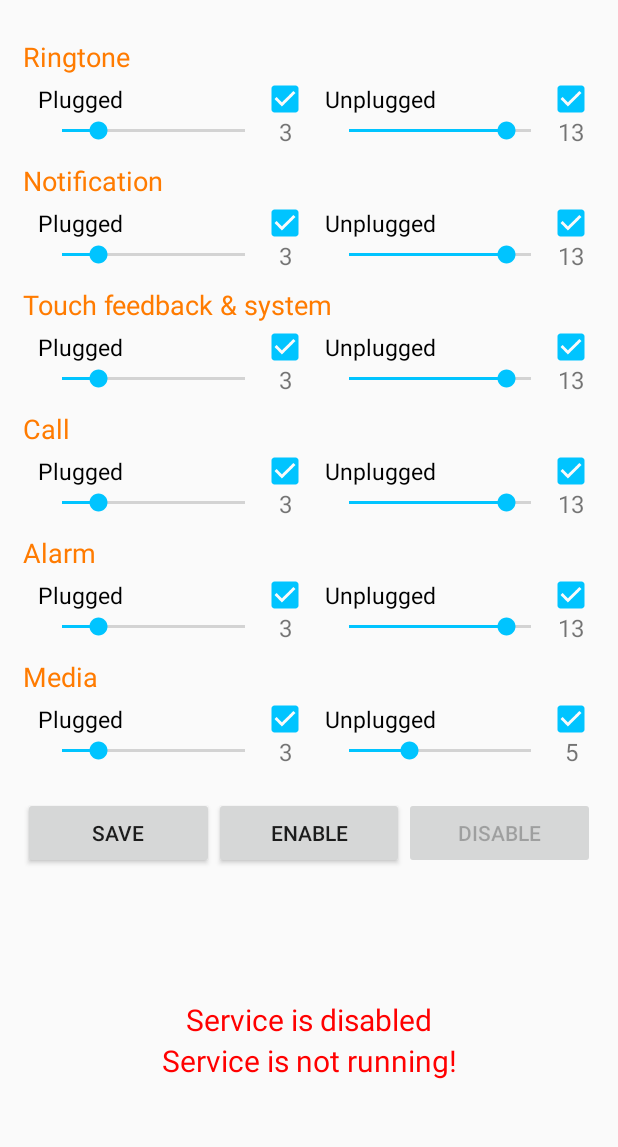
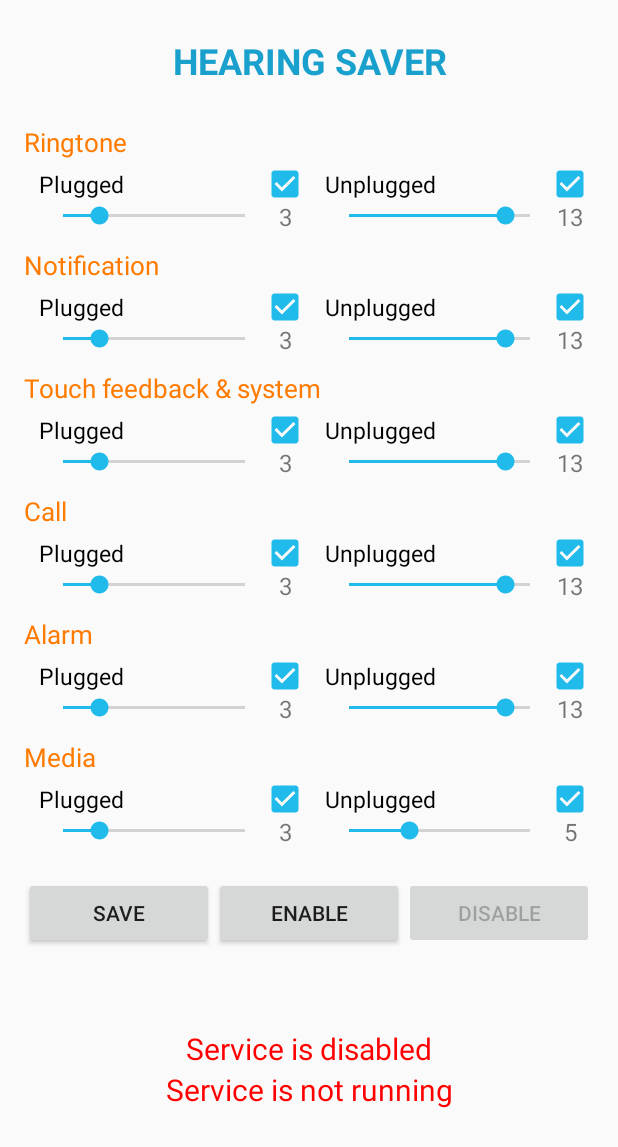
Before and after one commit to minhntp/HearingSaver, an Android app: the screen it shows after launch (MainActivity), on a phone screen of 412 x 824 dp. Shown: the top 1147 px of the screen. Run offline under Robolectric (Android 15) with nearby library versions, the phone set to English and light mode, and no system bars.

Commit message:
Upgrade sdk and gradle versions; Change colors; Add app name.

```diff
--- a/app/src/main/java/com/bkdn/nqminh/hearingsaver/activities/MainActivity.java
+++ b/app/src/main/java/com/bkdn/nqminh/hearingsaver/activities/MainActivity.java
@@ -405,7 +405,7 @@ public class MainActivity extends FragmentActivity {
 
         if (isServiceEnabled) {
             textViewSettingStatus.setText(R.string.status_service_enabled);
-            textViewSettingStatus.setTextColor(getColor(R.color.blue));
+            textViewSettingStatus.setTextColor(getColor(R.color.status));
             buttonEnable.setEnabled(false);
             buttonDisable.setEnabled(true);
         } else {
@@ -417,7 +417,7 @@ public class MainActivity extends FragmentActivity {
 
         if (Operator.getInstance(getApplicationContext()).isServiceRunning()) {
             textViewServiceStatus.setText(R.string.status_service_running);
-            textViewServiceStatus.setTextColor(getColor(R.color.blue));
+            textViewServiceStatus.setTextColor(getColor(R.color.status));
         } else {
             textViewServiceStatus.setText(R.string.status_service_not_running);
             textViewServiceStatus.setTextColor(Color.RED);
--- a/app/src/main/res/drawable/ic_launcher_foreground.xml
+++ b/app/src/main/res/drawable/ic_launcher_foreground.xml
@@ -3,7 +3,7 @@
     android:height="108dp"
     android:viewportWidth="108"
     android:viewportHeight="108"
-    android:tint="#009E99">
+    android:tint="@color/icon">
   <group android:scaleX="2.61"
       android:scaleY="2.61"
       android:translateX="22.68"
--- a/app/src/main/res/layout/activity_main.xml
+++ b/app/src/main/res/layout/activity_main.xml
@@ -3,7 +3,22 @@
     xmlns:app="http://schemas.android.com/apk/res-auto"
     android:layout_width="match_parent"
     android:layout_height="match_parent"
-    android:layout_margin="15dp">
+    android:layout_margin="16dp"
+    android:fitsSystemWindows="true">
+
+    <TextView
+        android:id="@+id/tvAppName"
+        android:layout_width="match_parent"
+        android:layout_height="wrap_content"
+        android:gravity="center"
+        android:paddingTop="8dp"
+        android:paddingBottom="16dp"
+        android:text="@string/app_name"
+        android:textAllCaps="true"
+        android:textColor="@color/icon"
+        android:textSize="@dimen/app_name"
+        android:textStyle="bold"
+        app:layout_constraintTop_toTopOf="parent" />
 
     <!-- RINGTONE-->
     <TextView
@@ -15,7 +30,7 @@
         android:textColor="@color/orange"
         android:textSize="@dimen/title_text"
         app:layout_constraintLeft_toLeftOf="parent"
-        app:layout_constraintTop_toTopOf="parent" />
+        app:layout_constraintTop_toBottomOf="@id/tvAppName" />
 
     <TextView
         android:id="@+id/ringtone_plugged_textview"
@@ -622,17 +637,17 @@
             android:layout_height="wrap_content"
             android:gravity="center"
             android:text="@string/setting_status"
-            android:textColor="@color/blue"
+            android:textColor="@color/status"
             android:textSize="@dimen/status_text" />
 
         <TextView
             android:id="@+id/service_status_textview"
             android:layout_width="match_parent"
             android:layout_height="wrap_content"
-            android:layout_marginBottom="2dp"
+            android:layout_marginBottom="16dp"
             android:gravity="center"
             android:text="@string/service_status"
-            android:textColor="@color/blue"
+            android:textColor="@color/status"
             android:textSize="@dimen/status_text" />
     </LinearLayout>
 
--- a/app/src/main/res/values/colors.xml
+++ b/app/src/main/res/values/colors.xml
@@ -2,9 +2,9 @@
 <resources>
     <color name="colorPrimary">#3F51B5</color>
     <color name="colorPrimaryDark">#303F9F</color>
-    <color name="colorAccent">#FF4081</color>
+    <color name="colorAccent">#20BBEA</color>
     <color name="black">#000</color>
     <color name="orange">#ff7b00</color>
-    <color name="blue">#D503A9F4</color>
-    <color name="icon">#009E99</color>
+    <color name="icon">#1AA0CC</color>
+    <color name="status">#1AA0CC</color>
 </resources>
--- a/app/src/main/res/values/dimens.xml
+++ b/app/src/main/res/values/dimens.xml
@@ -1,7 +1,8 @@
 <?xml version="1.0" encoding="utf-8"?>
 <resources>
+    <dimen name="app_name">24sp</dimen>
     <dimen name="status_text">20sp</dimen>
-    <dimen name="title_text">18sp</dimen>
+    <dimen name="title_text">17sp</dimen>
     <dimen name="volume_text">16sp</dimen>
     <dimen name="text_container">21sp</dimen>
     <dimen name="small_text">15sp</dimen>
--- a/app/src/main/res/values/strings.xml
+++ b/app/src/main/res/values/strings.xml
@@ -6,7 +6,7 @@
     <string name="status_service_disabled">Service is disabled</string>
     <string name="status_service_enabled">Service is enabled</string>
     <string name="status_service_running">Service is running</string>
-    <string name="status_service_not_running">Service is not running!</string>
+    <string name="status_service_not_running">Service is not running</string>
 
     <string name="plugged">Plugged</string>
     <string name="unplugged">Unplugged</string>
--- a/app/src/main/res/values/styles.xml
+++ b/app/src/main/res/values/styles.xml
@@ -4,10 +4,8 @@
     <style name="AppTheme" parent="Theme.AppCompat.Light">
         <!-- Customize your theme here. -->
 <!--        Theme.AppCompat.Light.NoActionBar-->
-        <item name="android:colorPrimary">@color/colorPrimary</item>
-        <item name="android:colorPrimaryDark">@color/colorPrimaryDark</item>
-        <item name="android:colorAccent">#00c4ff</item>
-        <item name="colorAccent">#00c4ff</item>
+        <item name="android:windowLightStatusBar">true</item>
+        <item name="colorAccent">#20BBEA</item>
     </style>
 
 </resources>
--- a/build.gradle
+++ b/build.gradle
@@ -2,12 +2,15 @@
 
 buildscript {
 
+    ext {
+        agp_version = '8.10.1'
+    }
     repositories {
         google()
         mavenCentral()
     }
     dependencies {
-        classpath 'com.android.tools.build:gradle:8.3.1'
+        classpath "com.android.tools.build:gradle:$agp_version"
 
         // NOTE: Do not place your application dependencies here; they belong
         // in the individual module build.gradle files
```
Also changed, not shown: app/build.gradle (+8 -7 lines), gradle/wrapper/gradle-wrapper.properties.
